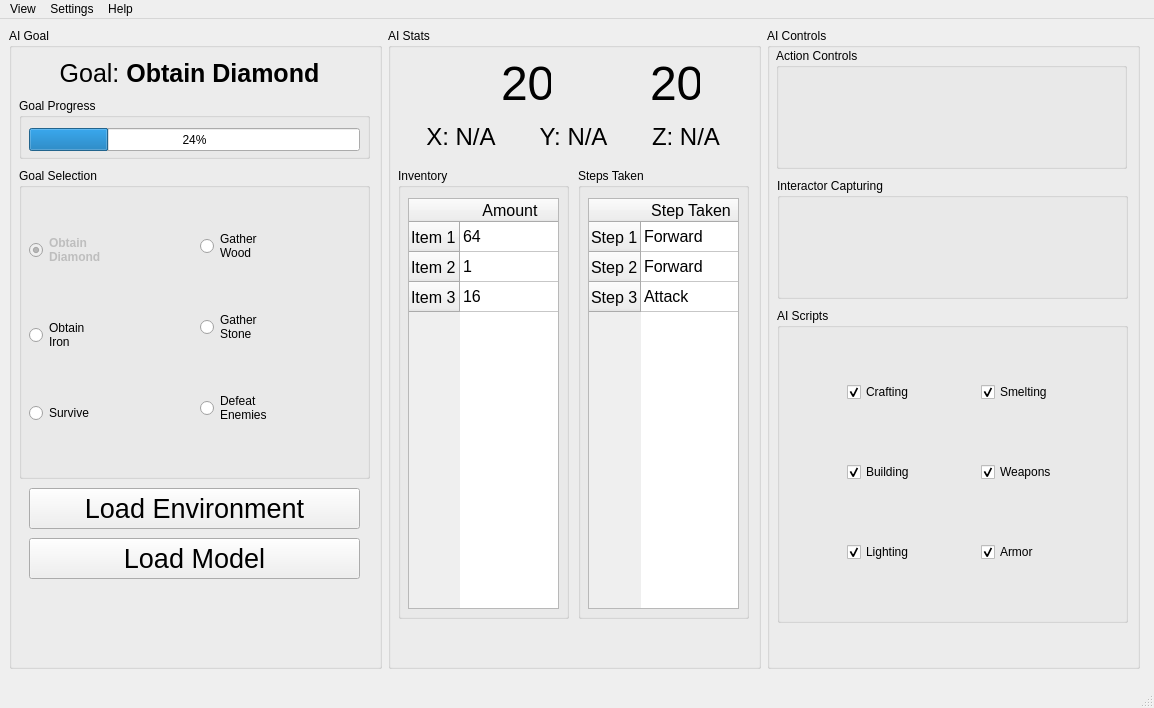
lincolnschick/ML4MC, file src/GUI/ML4MC.ui: the form before one commit.
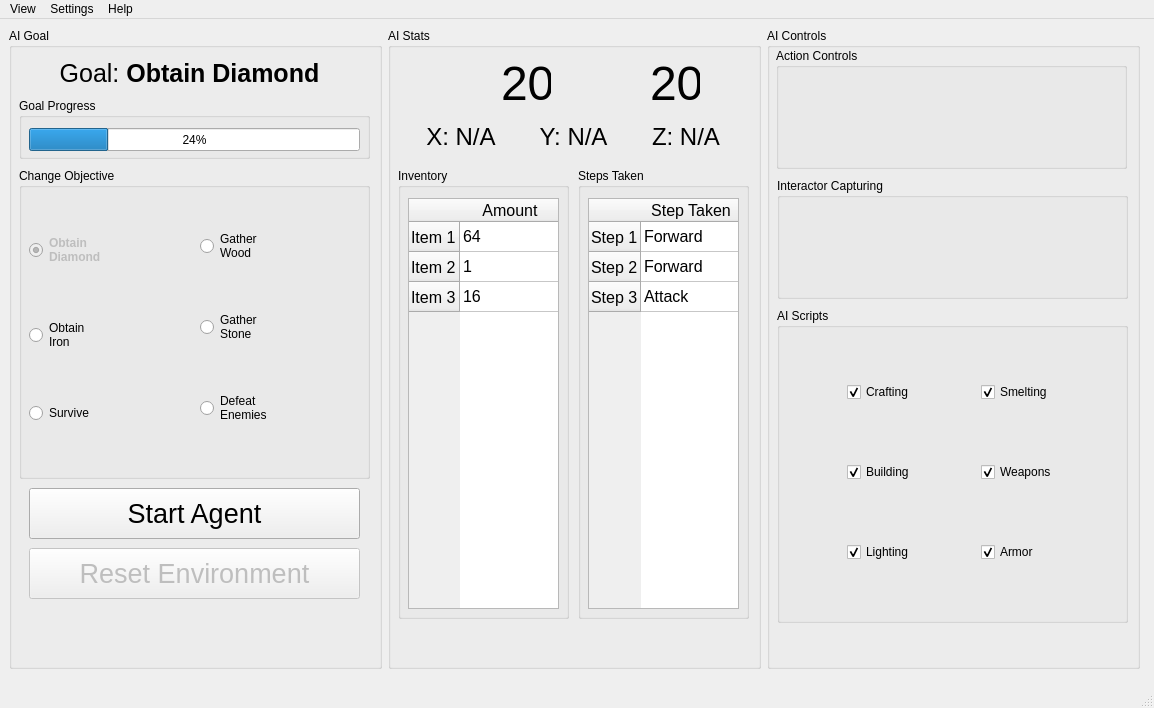
The form after the commit. Icons and pictures are not drawn.

Commit message:
Modularize GUI code for streamlining generation.
The generated GUI file is now separate from functionality implementation to prevent having to retype / copy and paste functionality back in after each generation.

```diff
--- a/src/GUI/ML4MC.ui
+++ b/src/GUI/ML4MC.ui
@@ -68,7 +68,7 @@
            </rect>
           </property>
           <property name="title">
-           <string>Goal Selection</string>
+           <string>Change Objective</string>
           </property>
           <widget class="QWidget" name="horizontalLayoutWidget">
            <property name="geometry">
@@ -229,13 +229,34 @@
            <string>&lt;html&gt;&lt;head/&gt;&lt;body&gt;&lt;p align=&quot;center&quot;&gt;Goal: &lt;span style=&quot; font-weight:700;&quot;&gt;Obtain Diamond&lt;/span&gt;&lt;/p&gt;&lt;/body&gt;&lt;/html&gt;</string>
           </property>
          </widget>
-         <widget class="QPushButton" name="loadEnvironmentButton">
+         <widget class="QPushButton" name="resetEnvironmentButton">
+          <property name="enabled">
+           <bool>false</bool>
+          </property>
+          <property name="geometry">
+           <rect>
+            <x>20</x>
+            <y>520</y>
+            <width>331</width>
+            <height>51</height>
+           </rect>
+          </property>
+          <property name="font">
+           <font>
+            <pointsize>20</pointsize>
+           </font>
+          </property>
+          <property name="text">
+           <string>Reset Environment</string>
+          </property>
+         </widget>
+         <widget class="QPushButton" name="agentButton">
           <property name="geometry">
            <rect>
             <x>20</x>
             <y>460</y>
             <width>331</width>
-            <height>41</height>
+            <height>51</height>
            </rect>
           </property>
           <property name="font">
@@ -244,25 +265,7 @@
            </font>
           </property>
           <property name="text">
-           <string>Load Environment</string>
-          </property>
-         </widget>
-         <widget class="QPushButton" name="loadModelButton">
-          <property name="geometry">
-           <rect>
-            <x>20</x>
-            <y>510</y>
-            <width>331</width>
-            <height>41</height>
-           </rect>
-          </property>
-          <property name="font">
-           <font>
-            <pointsize>20</pointsize>
-           </font>
-          </property>
-          <property name="text">
-           <string>Load Model</string>
+           <string>Start Agent</string>
           </property>
          </widget>
         </widget>
```
The commit also changes 3 other files.
